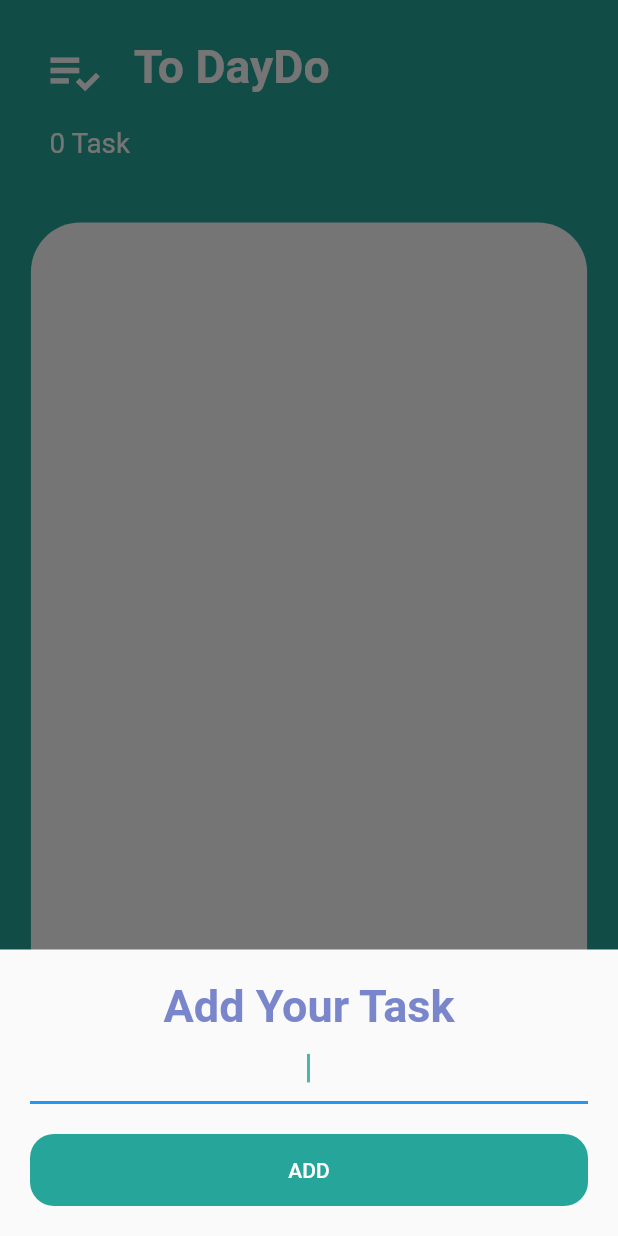
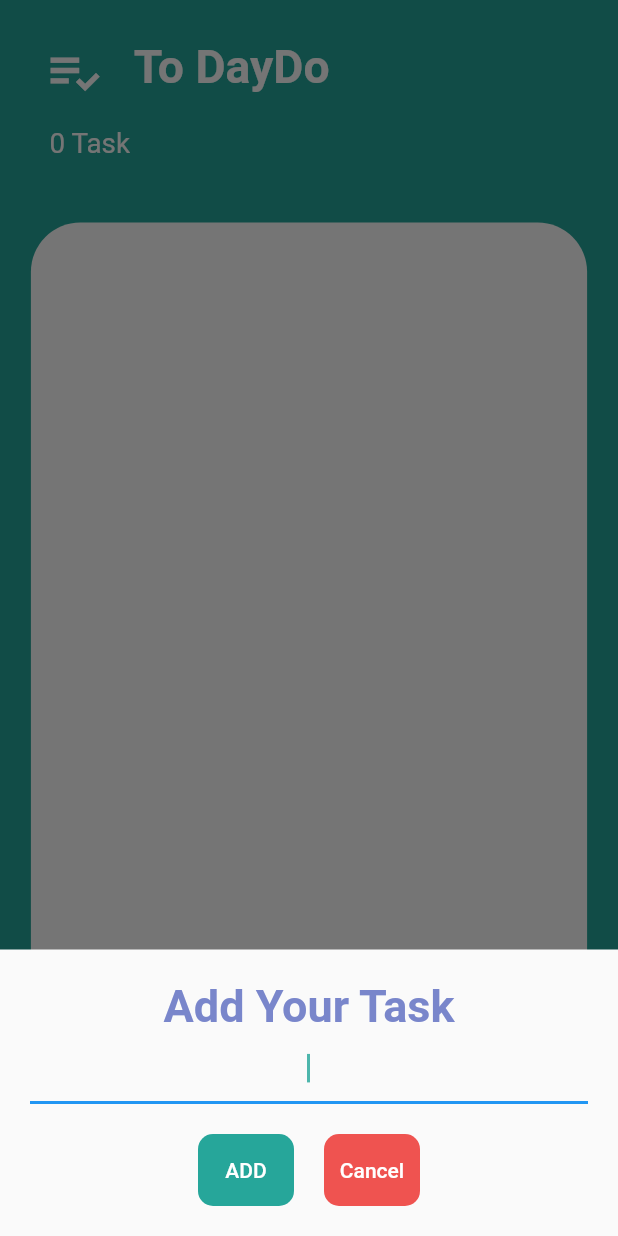
Before and after one commit to ahmdZhran/toDoApp, a Flutter app: the screen it shows after launch, after a tap on the "add" icon, on a phone screen of 412 x 824 dp. Run offline on Flutter 3.47's test engine with Material 2 defaults, Android fonts, the light colour scheme and no system bars; our stand-ins replace audioplayers, hive, hive_flutter; accounts and stored records are empty.

Commit message:
adding cancel button

```diff
--- a/lib/widgets/add_task.dart
+++ b/lib/widgets/add_task.dart
@@ -53,10 +53,12 @@ class AddTasks extends StatelessWidget {
             const SizedBox(
               height: 20,
             ),
+            Row(
+              mainAxisAlignment: MainAxisAlignment.center,
+              children: [
                 Container(
-              width: double.infinity,
                   decoration: BoxDecoration(
-                borderRadius: BorderRadius.circular(16),
+                    borderRadius: BorderRadius.circular(10),
                     color: Colors.teal[400],
                   ),
                   child: TextButton(
@@ -75,6 +77,26 @@ class AddTasks extends StatelessWidget {
                     ),
                   ),
                 ),
+                const SizedBox(
+                  width: 20,
+                ),
+                Container(
+                  decoration: BoxDecoration(
+                    borderRadius: BorderRadius.circular(10),
+                    color: Colors.red[400],
+                  ),
+                  child: TextButton(
+                    onPressed: () {
+                      Navigator.pop(context);
+                    },
+                    child: const Text(
+                      'Cancel',
+                      style: TextStyle(color: Colors.white),
+                    ),
+                  ),
+                )
+              ],
+            ),
           ],
         ),
       ),
```
Lines whose indentation alone changed are shown as unchanged.
